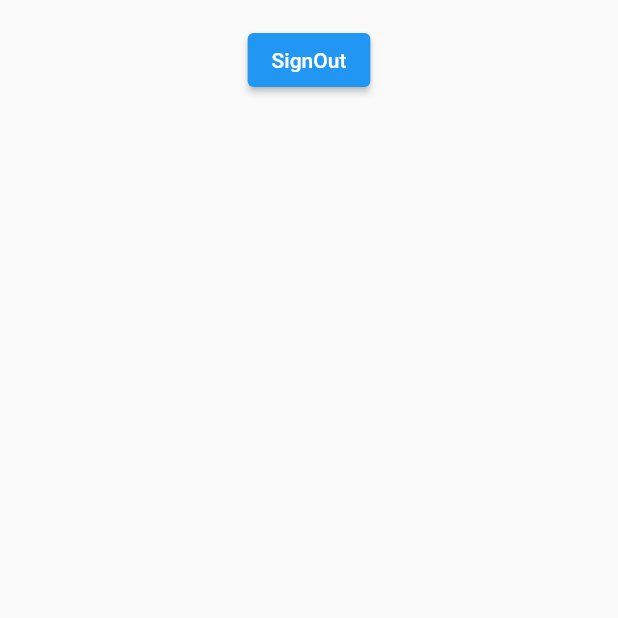
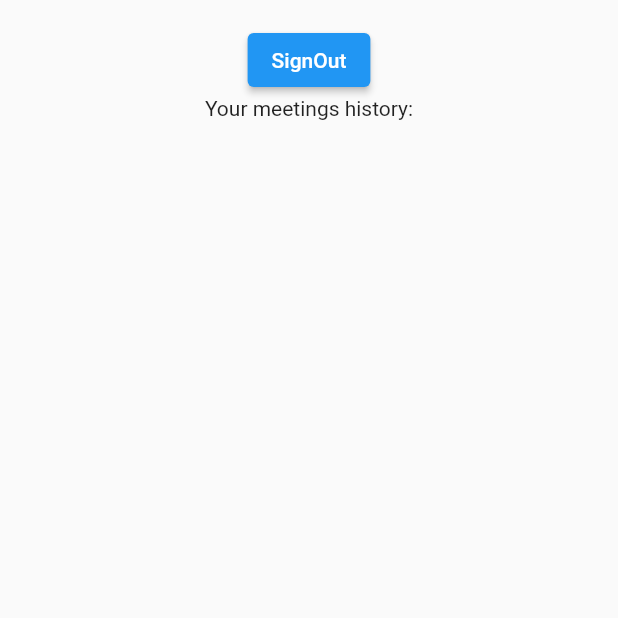
Before and after one commit to MaciekGab/SafeStudy, a Flutter app: the SettingsPage screen opened directly, on a phone screen of 412 x 824 dp, the top half of it. Run offline on Flutter 3.47's test engine with Material 2 defaults, Android fonts, the phone set to English and light mode, and no system bars; our stand-ins replace cloud_firestore, firebase_auth, firebase_core, form_field_validator, qr_flutter; missing offline and left inert: flutter_barcode_scanner; accounts and stored records are empty.

Commit message:
Added meetings history in SettingsPage

```diff
--- a/lib/pages/SettingsPage.dart
+++ b/lib/pages/SettingsPage.dart
@@ -1,3 +1,4 @@
+import 'package:cloud_firestore/cloud_firestore.dart';
 import 'package:firebase_auth/firebase_auth.dart';
 import 'package:flutter/material.dart';
 import 'package:provider/provider.dart';
@@ -23,11 +24,37 @@ class SettingsPage extends StatelessWidget {
                           // starsza na pewno działąca wersja
                           // auth.signOut();
                         },
-                        child: Text('SignOut'))
+                        child: Text('SignOut')),
+                    Text('Your meetings history:'),
+                    FutureBuilder(
+                      future: getMeetings(context),
+                      builder: (_, snapshot) {
+                        if(snapshot.hasData){
+                          return ListView.builder(
+                            shrinkWrap: true,
+                              itemCount: snapshot.data.length,
+                              itemBuilder: (_,index) {
+                                return ListTile(
+                                  title: Text(snapshot.data[index]['title']),
+                                );
+                              });
+                        }
+                        else if (snapshot.hasError) {
+                          return Text("Couldn't load data: ${snapshot.error}");
+                        }
+                        else{
+                          return Center(child: CircularProgressIndicator());
+                        }
+                      },),
                   ]))));
 
     }
     else
       return Scaffold(body: Center(child: CircularProgressIndicator()));
   }
+
+  Future<List<QueryDocumentSnapshot<Map<String, dynamic>>>> getMeetings(BuildContext context) async{
+    var querySnapshot =  await FirebaseFirestore.instance.collection('profiles').doc(Provider.of<UserDataModel>(context).uid).collection('pastMeetings').get();
+    return querySnapshot.docs;
+  }
 }
```
